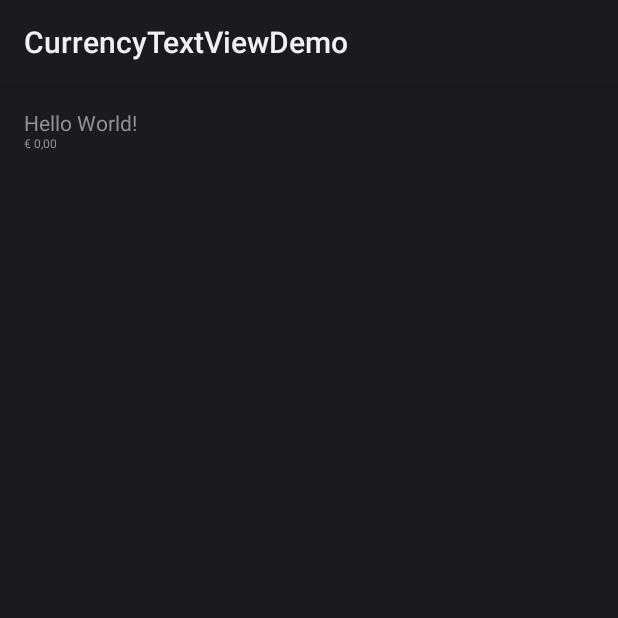
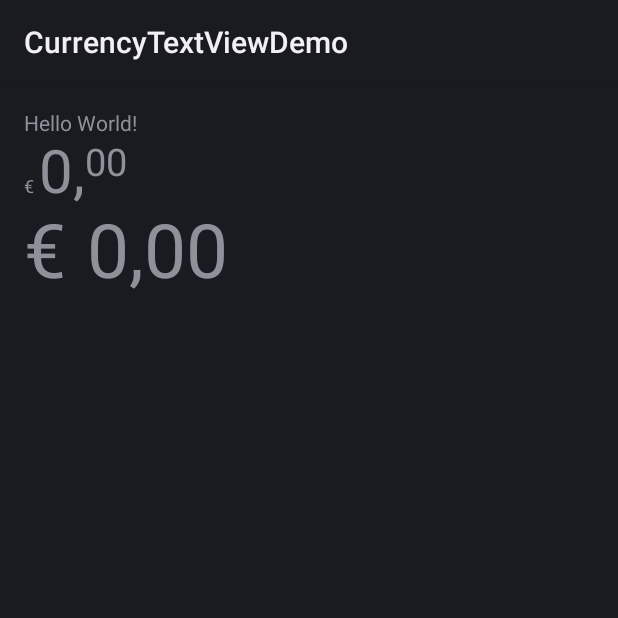
Before and after one commit to berendn/CurrencyTextView, an Android app: the screen it shows after launch (MainActivity), on a phone screen of 412 x 824 dp, the top half of it. Run offline under Robolectric (Android 15) with nearby library versions, the phone set to English and light mode, and no system bars.

```diff
--- a/library/src/main/java/nl/qrk/currencytextview/CurrencyTextView.java
+++ b/library/src/main/java/nl/qrk/currencytextview/CurrencyTextView.java
@@ -2,6 +2,7 @@ package nl.qrk.currencytextview;
 
 import android.annotation.TargetApi;
 import android.content.Context;
+import android.content.res.TypedArray;
 import android.graphics.Canvas;
 import android.graphics.Paint;
 import android.graphics.Rect;
@@ -40,6 +41,16 @@ public class CurrencyTextView extends TextView {
 
     public CurrencyTextView(Context context, AttributeSet attrs) {
         super(context, attrs);
+
+        TypedArray a = getContext().obtainStyledAttributes(attrs, R.styleable.CurrencyTextView);
+        euroTextSizeInPixels = a.getDimension(R.styleable.CurrencyTextView_euroTextSize, getTextSize());
+        euroSignTextSizeInPixels = a.getDimension(R.styleable.CurrencyTextView_eurosignTextSize, getTextSize());
+        digitsTextSizeInPixels = a.getDimension(R.styleable.CurrencyTextView_digitsTextSize, getTextSize());
+        a.recycle();
+
+        euroSignTextSizeInPixels = Math.min(euroSignTextSizeInPixels, euroTextSizeInPixels);
+        digitsTextSizeInPixels = Math.min(digitsTextSizeInPixels, euroTextSizeInPixels);
+
         init();
     }
 
--- /dev/null
+++ b/library/src/main/res/values/attrs.xml
@@ -0,0 +1,8 @@
+<?xml version="1.0" encoding="utf-8"?>
+<resources>
+    <declare-styleable name="CurrencyTextView">
+        <attr name="euroTextSize" format="dimension" />
+        <attr name="eurosignTextSize" format="dimension" />
+        <attr name="digitsTextSize" format="dimension" />
+    </declare-styleable>
+</resources>
--- a/sampleapp/src/main/res/layout/activity_main.xml
+++ b/sampleapp/src/main/res/layout/activity_main.xml
@@ -1,13 +1,15 @@
 <?xml version="1.0" encoding="utf-8"?>
-<RelativeLayout xmlns:android="http://schemas.android.com/apk/res/android"
+<LinearLayout xmlns:android="http://schemas.android.com/apk/res/android"
     xmlns:tools="http://schemas.android.com/tools"
+    xmlns:app="http://schemas.android.com/apk/res-auto"
     android:layout_width="match_parent"
     android:layout_height="match_parent"
     android:paddingBottom="@dimen/activity_vertical_margin"
     android:paddingLeft="@dimen/activity_horizontal_margin"
     android:paddingRight="@dimen/activity_horizontal_margin"
     android:paddingTop="@dimen/activity_vertical_margin"
-    tools:context="nl.qrk.currencytextviewdemo.MainActivity">
+    tools:context="nl.qrk.currencytextviewdemo.MainActivity"
+    android:orientation="vertical">
 
     <TextView
         android:layout_width="wrap_content"
@@ -18,9 +20,18 @@
     <nl.qrk.currencytextview.CurrencyTextView
         android:layout_width="wrap_content"
         android:layout_height="wrap_content"
-        android:id="@+id/view"
-        android:layout_below="@+id/textView"
+        android:id="@+id/view1"
+        app:digitsTextSize="25sp"
+        app:eurosignTextSize="12sp"
+        app:euroTextSize="40sp"
         android:text="€13.37"
-        android:layout_alignParentLeft="true"
-        android:layout_alignParentStart="true" />
-</RelativeLayout>
+         />
+
+    <nl.qrk.currencytextview.CurrencyTextView
+        android:layout_width="wrap_content"
+        android:layout_height="wrap_content"
+        android:id="@+id/view2"
+        android:text="€13.37"
+        android:textSize="50sp"
+        />
+</LinearLayout>
```
